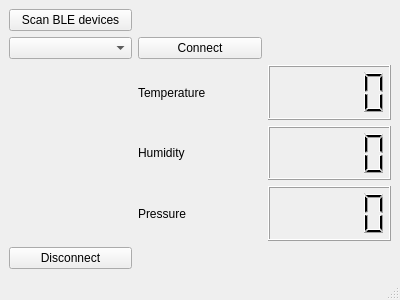
Old version of the form SpringDemo/demoGUI.ui in the repository cesardaniel92/SmartHomeSystem.
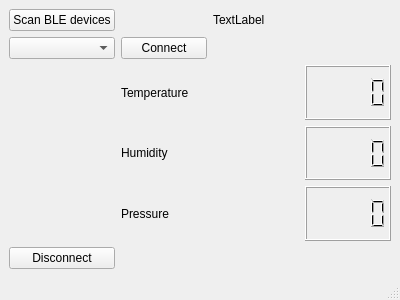
New version of the form.

Commit message: demo gui with refresh working in Ubuntu

What changed in the file:
```diff
--- a/SpringDemo/demoGUI.ui
+++ b/SpringDemo/demoGUI.ui
@@ -75,6 +75,13 @@
       </property>
      </widget>
     </item>
+    <item row="0" column="2" colspan="2">
+     <widget class="QLabel" name="infoText">
+      <property name="text">
+       <string>TextLabel</string>
+      </property>
+     </widget>
+    </item>
    </layout>
   </widget>
   <widget class="QMenuBar" name="menubar">
```
Left out of the diff: 2 changed lines with no effect on the pictures. The commit also changes 4 other files.
